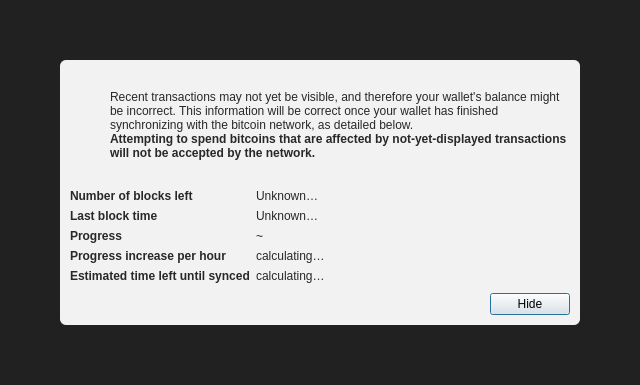
Qt form src/qt/forms/modaloverlay.ui (FastPaymentsInc/USDGcoin) before a commit.
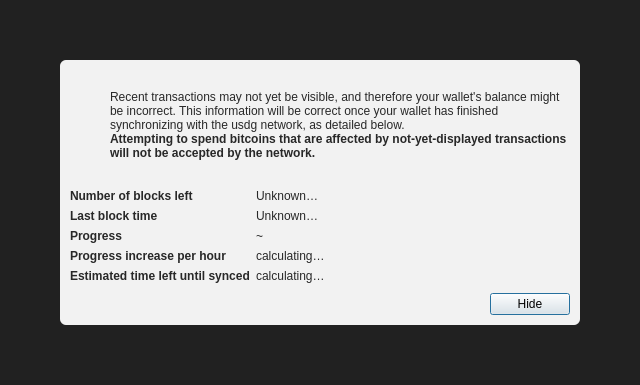
The same form after that commit. Icons and pictures are not drawn.

Commit message: translation: rename to usdg

```diff
--- a/src/qt/forms/modaloverlay.ui
+++ b/src/qt/forms/modaloverlay.ui
@@ -130,7 +130,7 @@
              <item>
               <widget class="QLabel" name="infoText">
                <property name="text">
-                <string>Recent transactions may not yet be visible, and therefore your wallet's balance might be incorrect. This information will be correct once your wallet has finished synchronizing with the bitcoin network, as detailed below.</string>
+                <string>Recent transactions may not yet be visible, and therefore your wallet's balance might be incorrect. This information will be correct once your wallet has finished synchronizing with the usdg network, as detailed below.</string>
                </property>
                <property name="textFormat">
                 <enum>Qt::RichText</enum>
```
The commit also changes 98 other files.
